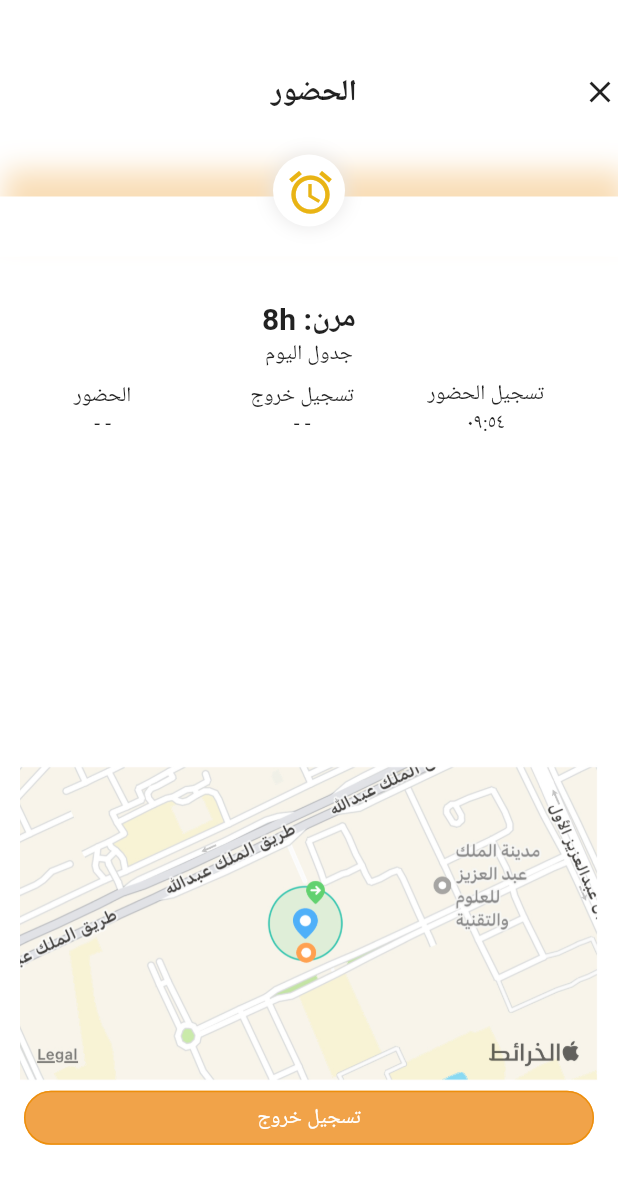
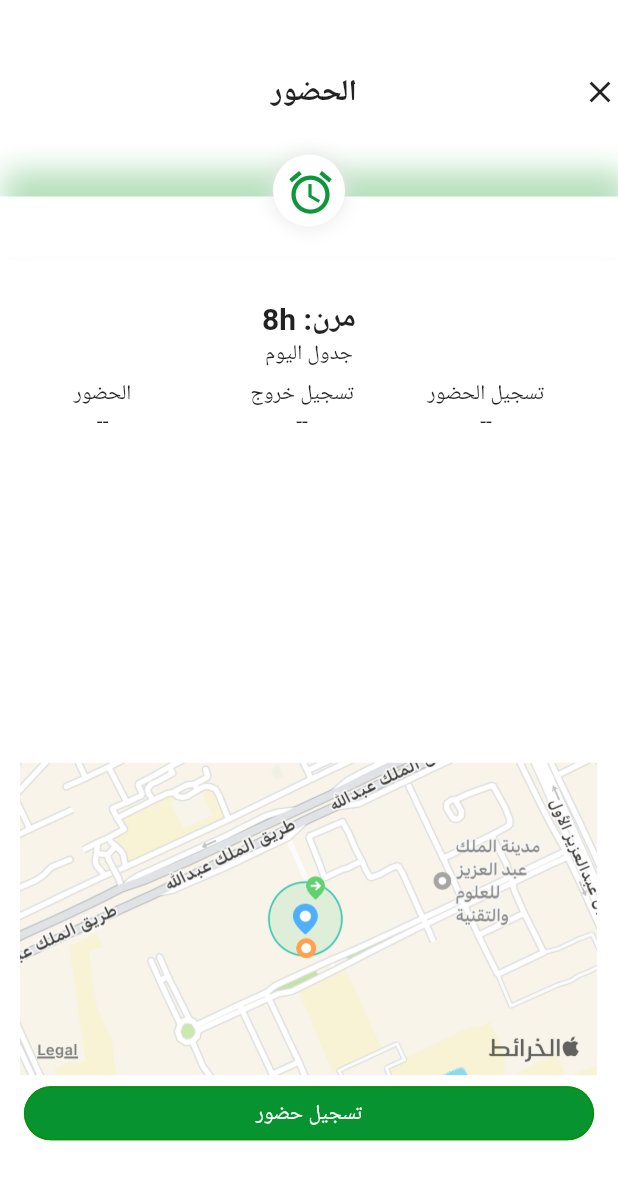
Before and after one commit to ahmedalqh/PalmHr, a Flutter app: the CheckInScreen widget shown alone on an empty page, opened directly, on a phone screen of 412 x 824 dp. Shown: the top 1184 px of the screen. Run offline on Flutter 3.47's test engine with Material 2 defaults, Android fonts, the phone set to English and light mode, and no system bars; our stand-ins replace firebase_core, get; accounts and stored records are empty; network calls fail.

Commit message:
added my feature

```diff
--- /dev/null
+++ b/lib/features/HomeScreen/controller/checkInScreen.dart
@@ -0,0 +1,19 @@
+import 'package:get/get_connect/http/src/utils/utils.dart';
+import 'package:get/get_state_manager/get_state_manager.dart';
+import 'package:get/state_manager.dart';
+
+class CheckIN extends GetxController {
+  bool flag = false;
+  var dateTime = '--';
+  var dateTimee = '--';
+  var counter = 0;
+
+  var attend = '--';
+
+  changeState() {
+    flag = !flag;
+    counter++;
+
+    update();
+  }
+}
--- a/lib/features/HomeScreen/view/screen/activity/checkIn.dart
+++ b/lib/features/HomeScreen/view/screen/activity/checkIn.dart
@@ -1,11 +1,21 @@
 import 'package:flutter/material.dart';
 import 'package:get/get.dart';
+import 'package:palmhr/features/HomeScreen/controller/checkInScreen.dart';
 
-class CheckInScreen extends StatelessWidget {
+class CheckInScreen extends StatefulWidget {
   const CheckInScreen({Key key}) : super(key: key);
+
+  @override
+  State<CheckInScreen> createState() => _CheckInScreenState();
+}
+
+class _CheckInScreenState extends State<CheckInScreen> {
   @override
   Widget build(BuildContext context) {
-    return Container(
+    var c_flage = Get.put(CheckIN());
+
+    return GetBuilder<CheckIN>(
+        builder: ((controller) => Container(
               color: Colors.white,
               child: Column(children: [
                 Padding(
@@ -17,7 +27,8 @@ class CheckInScreen extends StatelessWidget {
                         padding: const EdgeInsets.only(right: 150),
                         child: Text(
                           'الحضور',
-                  style: TextStyle(fontSize: 20, fontWeight: FontWeight.bold),
+                          style: TextStyle(
+                              fontSize: 20, fontWeight: FontWeight.bold),
                         ),
                       ),
                       InkWell(
@@ -35,8 +46,17 @@ class CheckInScreen extends StatelessWidget {
                       width: double.infinity,
                       height: 40,
                       decoration: BoxDecoration(boxShadow: [
-                BoxShadow(
-                    color: Color.fromARGB(255, 234, 143, 15).withOpacity(0.3),
+                        c_flage.flag
+                            ? BoxShadow(
+                                color: Color.fromARGB(255, 234, 143, 15)
+                                    .withOpacity(0.3),
+                                blurRadius: 16,
+                                spreadRadius: 1.2,
+                                offset: Offset(4, -16),
+                                blurStyle: BlurStyle.normal)
+                            : BoxShadow(
+                                color: Color.fromARGB(255, 18, 152, 38)
+                                    .withOpacity(0.3),
                                 blurRadius: 16,
                                 spreadRadius: 1.2,
                                 offset: Offset(4, -16),
@@ -65,7 +85,9 @@ class CheckInScreen extends StatelessWidget {
                             onPressed: () {},
                             icon: Icon(
                               Icons.alarm,
-                      color: Color.fromARGB(255, 233, 180, 20),
+                              color: c_flage.flag
+                                  ? Color.fromARGB(255, 233, 180, 20)
+                                  : Color.fromARGB(255, 13, 151, 59),
                               size: 34,
                             ),
                           )),
@@ -79,7 +101,8 @@ class CheckInScreen extends StatelessWidget {
                       children: [
                         Text(
                           '8h :مرن',
-                  style: TextStyle(fontSize: 20, fontWeight: FontWeight.bold),
+                          style: TextStyle(
+                              fontSize: 20, fontWeight: FontWeight.bold),
                         ),
                         Text('جدول اليوم')
                       ],
@@ -92,39 +115,75 @@ class CheckInScreen extends StatelessWidget {
                     mainAxisAlignment: MainAxisAlignment.spaceEvenly,
                     children: [
                       Column(
-                children: [Text('الحضور'), Text('- -')],
+                        children: [Text('الحضور'), Text('${c_flage.attend}')],
                       ),
                       Padding(
                         padding: const EdgeInsets.only(left: 30.0),
-                child: Column(children: [Text('تسجيل خروج'), Text('- -')]),
+                        child: Column(children: [
+                          Text('تسجيل خروج'),
+                          Text('${c_flage.dateTimee}')
+                        ]),
                       ),
-              Column(children: [Text('تسجيل الحضور'), Text('٠٩:٥٤')])
+                      Column(children: [
+                        Text('تسجيل الحضور'),
+                        Text('${c_flage.dateTime}')
+                      ])
                     ],
                   ),
                 ),
                 Padding(
-          padding: const EdgeInsets.only(top: 218.0, right: 13, left: 13),
+                  padding:
+                      const EdgeInsets.only(top: 218.0, right: 13, left: 13),
                   child: Image.asset('assets/images/location.jpeg'),
                 ),
                 Container(
                   width: 380,
                   // height: 50,
                   child: TextButton(
-              style: ButtonStyle(
+                      style: c_flage.flag
+                          ? ButtonStyle(
                               backgroundColor: MaterialStateProperty.all(
                                   Color.fromARGB(255, 241, 163, 73)),
-                  shape: MaterialStateProperty.all<RoundedRectangleBorder>(
-                      RoundedRectangleBorder(
+                              shape: MaterialStateProperty.all<RoundedRectangleBorder>(RoundedRectangleBorder(
                                   borderRadius: BorderRadius.circular(18.0),
                                   side: BorderSide(
-                              color: Color.fromARGB(255, 237, 143, 12))))),
-              onPressed: () {},
-              child: Text(
+                                      color:
+                                          Color.fromARGB(255, 237, 143, 12)))))
+                          : ButtonStyle(
+                              backgroundColor: MaterialStateProperty.all(
+                                  Color.fromARGB(255, 8, 147, 49)),
+                              shape: MaterialStateProperty.all<RoundedRectangleBorder>(
+                                  RoundedRectangleBorder(borderRadius: BorderRadius.circular(18.0), side: BorderSide(color: Color.fromARGB(255, 4, 147, 4))))),
+                      onPressed: () async {
+                        if (c_flage.counter == 1) {
+                          c_flage.attend =
+                              '4'; //change number 4 to real numbe between them.
+                        }
+                        TimeOfDay hour = TimeOfDay(
+                            hour: DateTime.now().hour,
+                            minute: DateTime.now().minute);
+
+                        TimeOfDay hourOut = TimeOfDay(
+                            hour: DateTime.now().hour,
+                            minute: DateTime.now().minute);
+
+                        await c_flage.changeState();
+
+                        c_flage.flag
+                            ? c_flage.dateTime = '${hourOut}'
+                            : c_flage.dateTimee = '${hour}';
+                      },
+                      child: c_flage.flag
+                          ? Text(
                               'تسجيل خروج',
                               style: TextStyle(color: Colors.white),
+                            )
+                          : Text(
+                              'تسجيل حضور',
+                              style: TextStyle(color: Colors.white),
                             )),
-        )
+                ),
               ]),
-    );
+            )));
   }
 }
--- a/lib/features/HomeScreen/view/screen/activity/inkwellCard.dart
+++ b/lib/features/HomeScreen/view/screen/activity/inkwellCard.dart
@@ -108,7 +108,6 @@ class InkwellCard extends StatelessWidget {
             child: Row(
               mainAxisAlignment: MainAxisAlignment.end,
               children: [
-                // Text('demo'),
                 Container(
                     width: 300,
                     height: 53,
--- a/lib/features/HomeScreen/view/screen/appBar.dart
+++ b/lib/features/HomeScreen/view/screen/appBar.dart
@@ -1,5 +1,6 @@
 import 'package:flutter/material.dart';
 import 'package:get/get.dart';
+import 'package:palmhr/features/HomeScreen/view/screen/activity/notifcation.dart';
 import 'package:palmhr/features/HomeScreen/view/screen/approved.dart';
 
 import 'activity/checkIn.dart';
@@ -12,7 +13,7 @@ class AppBarScreen extends StatelessWidget {
     return Stack(children: [
       Container(
         height: 100,
-        color: Color.fromARGB(255, 244, 243, 243),
+        color: const Color.fromARGB(255, 244, 243, 243),
         child: Row(
           mainAxisAlignment: MainAxisAlignment.spaceBetween,
           children: [
@@ -37,7 +38,7 @@ class AppBarScreen extends StatelessWidget {
                               isScrollControlled: true,
                               context: context,
                               builder: ((context) {
-                                return Container();
+                                return NotificationScreen();
                               }));
                         },
                         child: const Icon(
--- a/lib/main.dart
+++ b/lib/main.dart
@@ -1,6 +1,7 @@
 import 'package:firebase_core/firebase_core.dart';
 import 'package:flutter/material.dart';
 import 'package:get/get.dart';
+import 'package:palmhr/features/HomeScreen/view/screen/activity/checkIn.dart';
 
 import 'features/HomeScreen/view/screen/NavButtonBar/buttonNavBar.dart';
 import 'firebase_options.dart';
```
Also changed, not shown: lib/features/HomeScreen/view/screen/activity/notifcation.dart (+14 -0 lines), 3 other files. Lines whose indentation alone changed are shown as unchanged.
